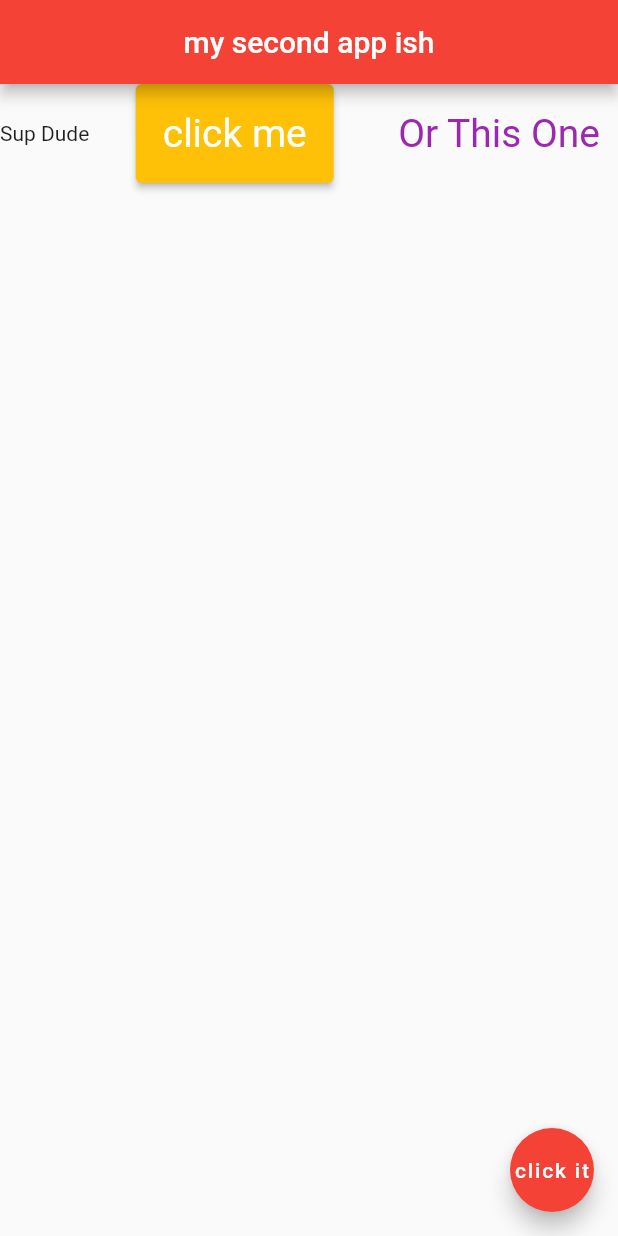
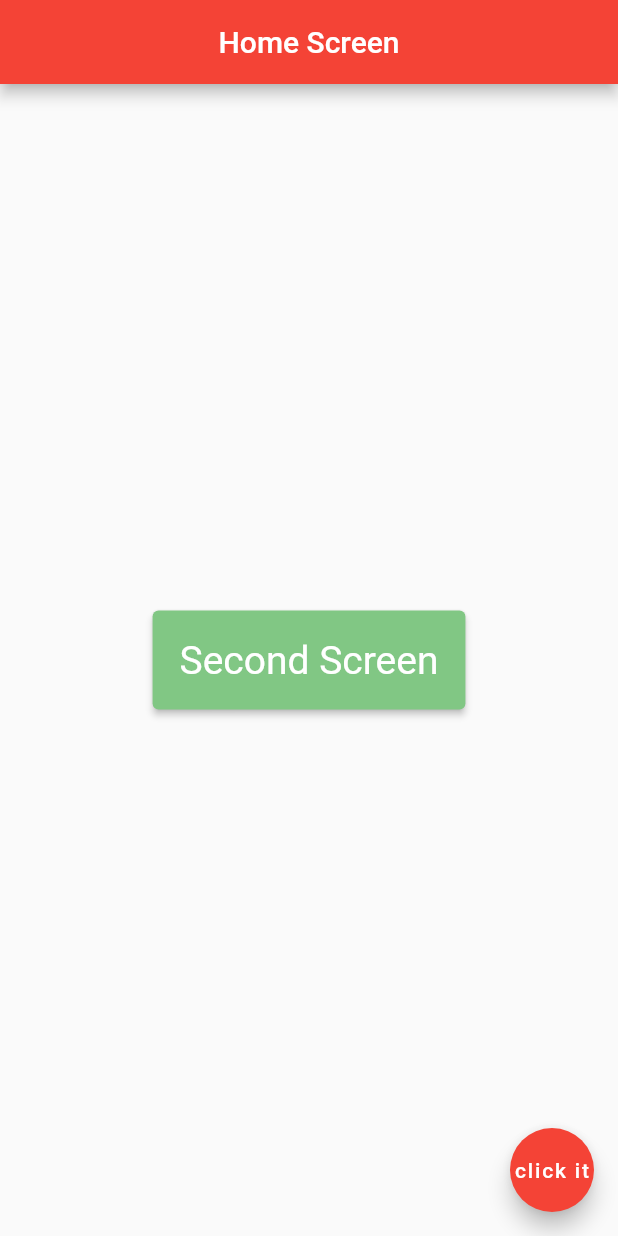
Before and after one commit to Jaximus54/flutter_application_myapp, a Flutter app: the screen it shows after launch, on a phone screen of 412 x 824 dp. Run offline on Flutter 3.47's test engine with Material 2 defaults, Android fonts, the phone set to English and light mode, and no system bars.

Commit message:
added second page

```diff
--- a/lib/main.dart
+++ b/lib/main.dart
@@ -1,48 +1,77 @@
 import 'package:flutter/material.dart';
 
-void main() => runApp(const MaterialApp(
-      home: Home(),
-    ));
+void main() => runApp(
+      MaterialApp(
+        title: 'Named Routes Demo',
+        initialRoute: '/',
+        routes: {
+          '/': (context) => FirstScreen(),
+          '/second': (context) => const SecondScreen(),
+        },
+      ),
+    );
 
-class Home extends StatelessWidget {
-  const Home({Key? key}) : super(key: key);
+class FirstScreen extends StatelessWidget {
+  FirstScreen({Key? key}) : super(key: key);
+  final pageButtons = Column(
+    crossAxisAlignment: CrossAxisAlignment.center,
+    mainAxisAlignment: MainAxisAlignment.spaceEvenly,
+    children: [
+      ElevatedButton(
+        style: ElevatedButton.styleFrom(
+          textStyle: const TextStyle(fontSize: 26),
+          padding: const EdgeInsets.all(18),
+          primary: Colors.green[300],
+        ),
+        onPressed: () {},
+        child: const Text('Second Screen'),
+      ),
+      ElevatedButton(
+        style: ElevatedButton.styleFrom(
+          textStyle: const TextStyle(fontSize: 26),
+          padding: const EdgeInsets.all(18),
+          primary: Colors.blue[500],
+        ),
+        onPressed: () {
+          //todo Navigate to third screen
+        },
+        child: const Text('Third Screen'),
+      ),
+      ElevatedButton(
+        style: ElevatedButton.styleFrom(
+          textStyle: const TextStyle(fontSize: 26),
+          padding: const EdgeInsets.all(18),
+          primary: Colors.red[700],
+        ),
+        onPressed: () {
+          //todo Navigate to fourth screen
+        },
+        child: const Text('Fourth Screen'),
+      ),
+    ],
+  );
 
   @override
   Widget build(BuildContext context) {
     return Scaffold(
       appBar: AppBar(
-        title: const Text('my second app ish'),
+        title: const Text('Home Screen'),
         centerTitle: true,
         backgroundColor: Colors.red[500],
       ),
-      body: Row(
-        children: <Widget>[
-          const Text('Sup Dude'),
-          const Spacer(
-            flex: 2,
+      body: Center(
+        child: ElevatedButton(
+          style: ElevatedButton.styleFrom(
+            textStyle: const TextStyle(fontSize: 26),
+            padding: const EdgeInsets.all(18),
+            primary: Colors.green[300],
           ),
-          ElevatedButton(
-            style: ElevatedButton.styleFrom(
-              textStyle: const TextStyle(fontSize: 26),
-              padding: const EdgeInsets.all(18),
-              primary: Colors.amber,
-            ),
-            onPressed: () {},
-            child: const Text('click me'),
-          ),
-          const Spacer(
-            flex: 2,
-          ),
-          TextButton(
-            style: TextButton.styleFrom(
-              textStyle: const TextStyle(fontSize: 26),
-              padding: const EdgeInsets.all(12),
-              primary: Colors.purple,
-            ),
-            onPressed: () {},
-            child: const Text('Or This One'),
-          ),
-        ],
+          onPressed: () {
+            Navigator.push(context,
+                MaterialPageRoute(builder: (context) => const SecondScreen()));
+          },
+          child: const Text('Second Screen'),
+        ),
       ),
       floatingActionButton: FloatingActionButton(
         onPressed: () {},
@@ -52,3 +81,24 @@ class Home extends StatelessWidget {
     );
   } // Widget build
 } //-- end class Home
+
+class SecondScreen extends StatelessWidget {
+  const SecondScreen({Key? key}) : super(key: key);
+
+  @override
+  Widget build(BuildContext context) {
+    return Scaffold(
+      appBar: AppBar(
+        title: const Text('Second Screen'),
+      ),
+      body: Center(
+        child: ElevatedButton(
+          onPressed: () {
+            Navigator.pop(context);
+          },
+          child: const Text('Go Back'),
+        ),
+      ),
+    );
+  }
+} //-- end class SecondSreen
```
